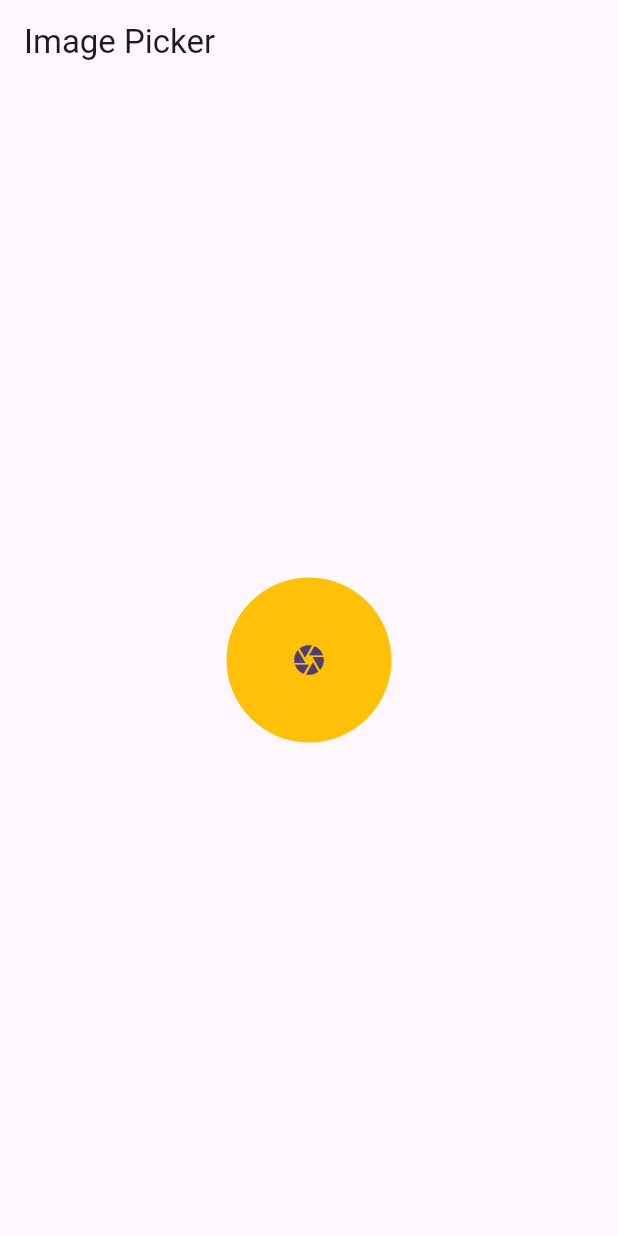
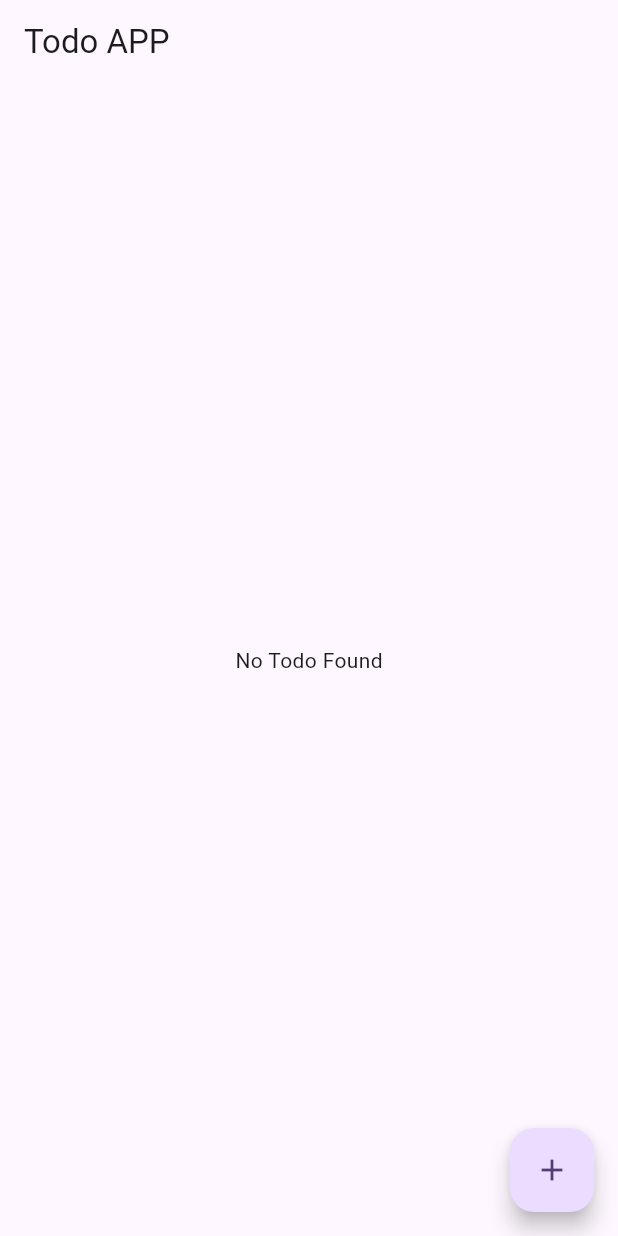
Before and after one commit to huzaifak08/Flutter-Bloc-State-Management, a Flutter app: the screen it shows after launch, on a phone screen of 412 x 824 dp. Run offline on Flutter 3.47's test engine with Material 3 defaults, Android fonts, the phone set to English and light mode, and no system bars; our stand-ins replace bloc, equatable, flutter_bloc, image_picker.

Commit message:
Important concepts related to Lists done Allhamdulillah

```diff
--- /dev/null
+++ b/lib/bloc/todo/todo_bloc.dart
@@ -0,0 +1,24 @@
+import 'package:bloc/bloc.dart';
+import 'package:equatable/equatable.dart';
+
+part 'todo_event.dart';
+part 'todo_state.dart';
+
+class TodoBloc extends Bloc<TodoEvent, TodoState> {
+  final List<String> todosList = [];
+
+  TodoBloc() : super(const TodoState()) {
+    on<AddTodoEvent>(_addTodoEvent);
+    on<RemoveTodoEvent>(_removeTodoEvent);
+  }
+
+  void _addTodoEvent(AddTodoEvent event, Emitter<TodoState> emit) {
+    todosList.add(event.task);
+    emit(state.copyWith(todoList: List.from(todosList)));
+  }
+
+  void _removeTodoEvent(RemoveTodoEvent event, Emitter<TodoState> emit) {
+    todosList.remove(event.task);
+    emit(state.copyWith(todoList: List.from(todosList)));
+  }
+}
--- /dev/null
+++ b/lib/bloc/todo/todo_event.dart
@@ -0,0 +1,24 @@
+part of 'todo_bloc.dart';
+
+abstract class TodoEvent extends Equatable {
+  const TodoEvent();
+
+  @override
+  List<Object> get props => [];
+}
+
+class AddTodoEvent extends TodoEvent {
+  final String task;
+  const AddTodoEvent({required this.task});
+
+  @override
+  List<Object> get props => [task];
+}
+
+class RemoveTodoEvent extends TodoEvent {
+  final Object task;
+  const RemoveTodoEvent({required this.task});
+
+  @override
+  List<Object> get props => [task];
+}
--- /dev/null
+++ b/lib/bloc/todo/todo_state.dart
@@ -0,0 +1,13 @@
+part of 'todo_bloc.dart';
+
+class TodoState extends Equatable {
+  final List<String> todoList;
+  const TodoState({this.todoList = const []});
+
+  TodoState copyWith({List<String>? todoList}) {
+    return TodoState(todoList: todoList ?? this.todoList);
+  }
+
+  @override
+  List<Object> get props => [todoList];
+}
--- a/lib/main.dart
+++ b/lib/main.dart
@@ -1,7 +1,8 @@
 import 'package:bloc_statemanagement/bloc/counter/counter_bloc.dart';
 import 'package:bloc_statemanagement/bloc/image_picker/image_picker_bloc.dart';
 import 'package:bloc_statemanagement/bloc/switch/switch_bloc.dart';
-import 'package:bloc_statemanagement/screens/image_picker_screen.dart';
+import 'package:bloc_statemanagement/bloc/todo/todo_bloc.dart';
+import 'package:bloc_statemanagement/screens/todo_screen.dart';
 import 'package:bloc_statemanagement/utils/image_picker.dart';
 import 'package:flutter/material.dart';
 import 'package:flutter_bloc/flutter_bloc.dart';
@@ -20,6 +21,7 @@ class MyApp extends StatelessWidget {
         BlocProvider(create: (_) => CounterBloc()),
         BlocProvider(create: (_) => SwitchBloc()),
         BlocProvider(create: (_) => ImagePickerBloc(ImagePickerUtils())),
+        BlocProvider(create: (_) => TodoBloc()),
       ],
       child: MaterialApp(
         title: 'Flutter Demo',
@@ -27,7 +29,7 @@ class MyApp extends StatelessWidget {
           colorScheme: ColorScheme.fromSeed(seedColor: Colors.deepPurple),
           useMaterial3: true,
         ),
-        home: const ImagePickerScreen(),
+        home: const TodoScreen(),
       ),
     );
   }
--- /dev/null
+++ b/lib/screens/todo_screen.dart
@@ -0,0 +1,49 @@
+import 'package:bloc_statemanagement/bloc/todo/todo_bloc.dart';
+import 'package:flutter/material.dart';
+import 'package:flutter_bloc/flutter_bloc.dart';
+
+class TodoScreen extends StatelessWidget {
+  const TodoScreen({super.key});
+
+  @override
+  Widget build(BuildContext context) {
+    return Scaffold(
+      appBar: AppBar(title: const Text('Todo APP')),
+      body: BlocBuilder<TodoBloc, TodoState>(
+        builder: (context, state) {
+          if (state.todoList.isEmpty) {
+            return const Center(
+              child: Text('No Todo Found'),
+            );
+          }
+          return ListView.builder(
+            itemCount: state.todoList.length,
+            itemBuilder: (context, index) {
+              List<String> todoLis = state.todoList;
+
+              return ListTile(
+                title: Text(todoLis[index]),
+                trailing: IconButton(
+                  icon: const Icon(Icons.delete),
+                  onPressed: () {
+                    context
+                        .read<TodoBloc>()
+                        .add(RemoveTodoEvent(task: todoLis[index]));
+                  },
+                ),
+              );
+            },
+          );
+        },
+      ),
+      floatingActionButton: FloatingActionButton(
+        onPressed: () {
+          for (int i = 0; i < 10; i++) {
+            context.read<TodoBloc>().add(AddTodoEvent(task: 'Task ${i + 1}'));
+          }
+        },
+        child: const Icon(Icons.add),
+      ),
+    );
+  }
+}
```
